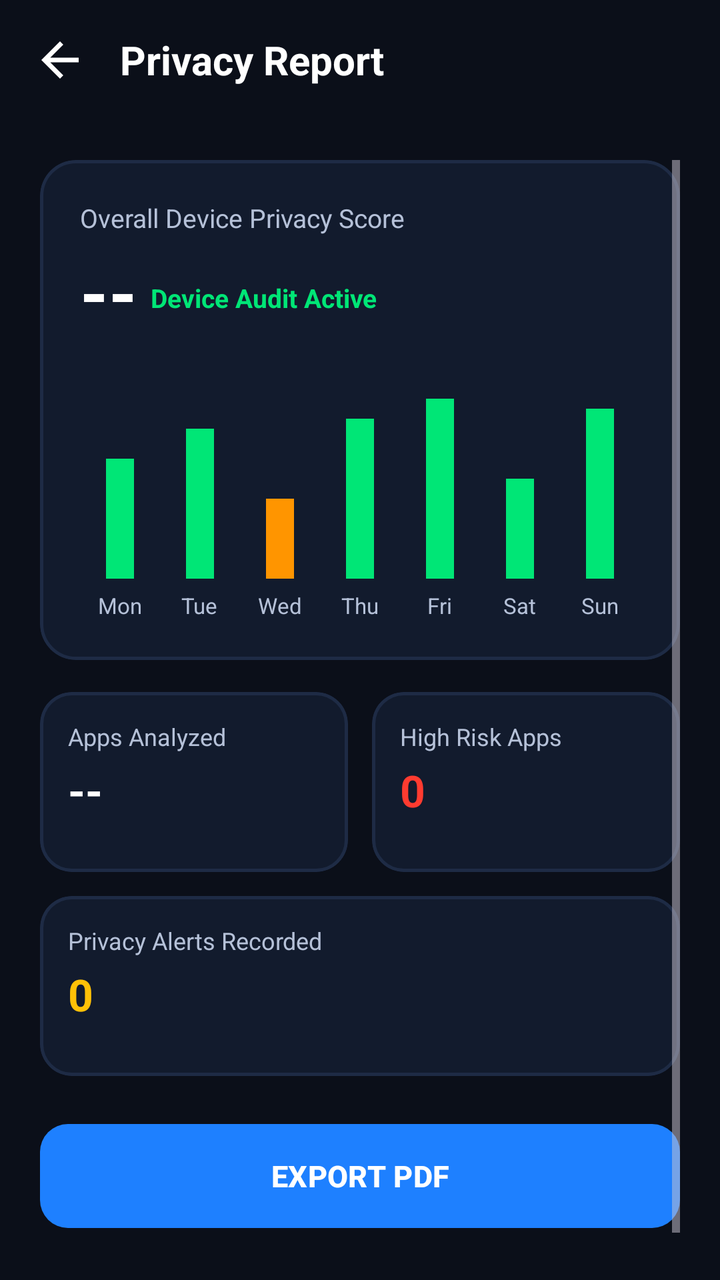
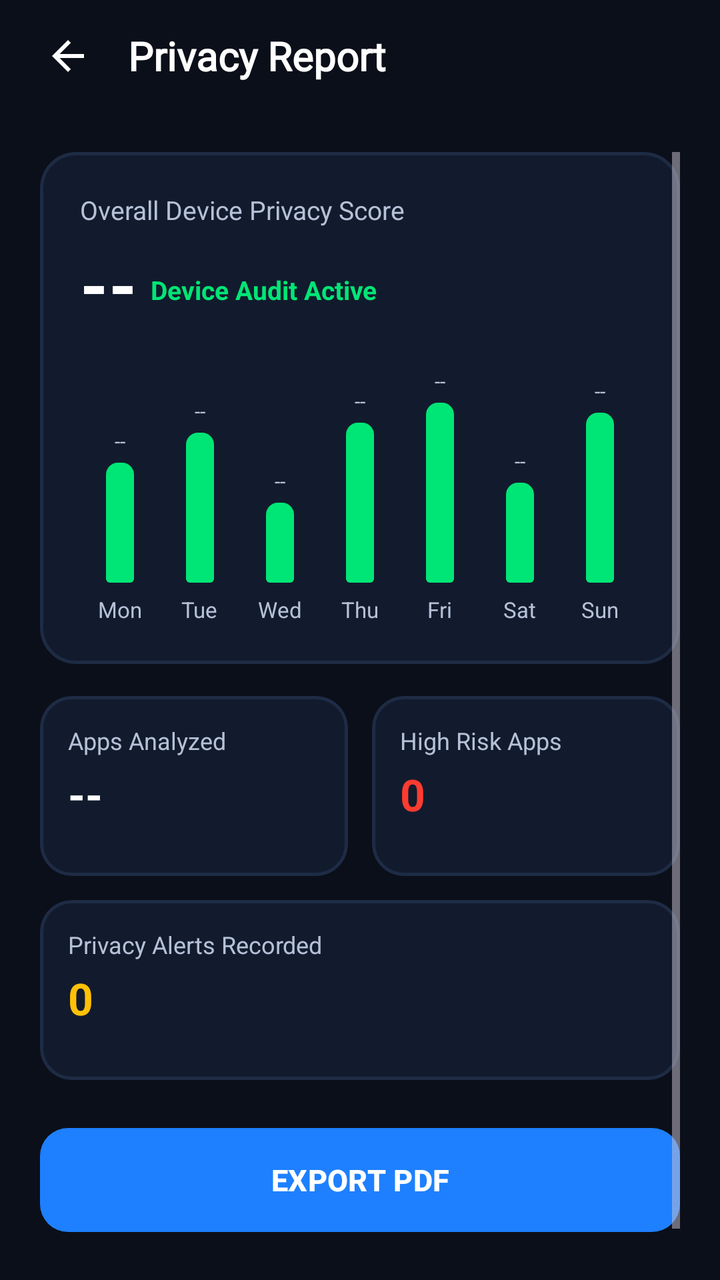

Before-and-after screenshots of an Android layout around one commit, followed by the original layout XML and the change that was made.
<!-- AndroidManifest.xml: application theme Theme.SecureDroid -->
<!-- res/layout/activity_privacy_report.xml -->
<?xml version="1.0" encoding="utf-8"?>
<LinearLayout xmlns:android="http://schemas.android.com/apk/res/android"
    xmlns:app="http://schemas.android.com/apk/res-auto"
    android:layout_width="match_parent"
    android:layout_height="match_parent"
    android:orientation="vertical"
    android:background="@color/background">

    
    <RelativeLayout
        android:layout_width="match_parent"
        android:layout_height="60dp"
        android:paddingStart="16dp"
        android:paddingEnd="16dp"
        android:gravity="center_vertical">

        <ImageView
            android:id="@+id/btnBack"
            android:layout_width="28dp"
            android:layout_height="28dp"
            android:src="@drawable/ic_arrow_forward"
            android:rotation="180"
            app:tint="@color/text_primary"
            android:layout_centerVertical="true"/>

        <TextView
            android:layout_width="wrap_content"
            android:layout_height="wrap_content"
            android:text="Privacy Report"
            android:textColor="@color/text_primary"
            android:textSize="20sp"
            android:textStyle="bold"
            android:layout_toEndOf="@id/btnBack"
            android:layout_marginStart="16dp"
            android:layout_centerVertical="true"/>

        <Spinner
            android:id="@+id/spinnerTimeRange"
            android:layout_width="wrap_content"
            android:layout_height="wrap_content"
            android:layout_alignParentEnd="true"
            android:layout_centerVertical="true"
            android:background="@drawable/bg_outline_button"
            android:paddingStart="12dp"
            android:paddingEnd="12dp"/>
    </RelativeLayout>

    <ScrollView
        android:layout_width="match_parent"
        android:layout_height="match_parent"
        android:padding="20dp"
        android:fillViewport="true">

        <LinearLayout
            android:layout_width="match_parent"
            android:layout_height="wrap_content"
            android:orientation="vertical">

            
            <com.google.android.material.card.MaterialCardView
                android:layout_width="match_parent"
                android:layout_height="wrap_content"
                app:cardCornerRadius="18dp"
                app:cardBackgroundColor="#121B2D"
                app:strokeColor="#1E2B45"
                app:strokeWidth="1.5dp">

                <LinearLayout
                    android:layout_width="match_parent"
                    android:layout_height="wrap_content"
                    android:orientation="vertical"
                    android:padding="20dp">

                    <TextView
                        android:layout_width="wrap_content"
                        android:layout_height="wrap_content"
                        android:text="Overall Device Privacy Score"
                        android:textColor="@color/text_secondary"
                        android:textSize="13sp"/>

                    <LinearLayout
                        android:layout_width="wrap_content"
                        android:layout_height="wrap_content"
                        android:orientation="horizontal"
                        android:gravity="bottom"
                        android:layout_marginTop="4dp">

                        <TextView
                            android:id="@+id/txtReportScore"
                            android:layout_width="wrap_content"
                            android:layout_height="wrap_content"
                            android:text="--"
                            android:textColor="@color/text_primary"
                            android:textSize="36sp"
                            android:textStyle="bold"/>

                        <TextView
                            android:id="@+id/txtReportScoreStatus"
                            android:layout_width="wrap_content"
                            android:layout_height="wrap_content"
                            android:text="  Device Audit Active"
                            android:textColor="#00E676"
                            android:textSize="13sp"
                            android:textStyle="bold"
                            android:layout_marginBottom="6dp"/>
                    </LinearLayout>

                    
                    <LinearLayout
                        android:layout_width="match_parent"
                        android:layout_height="120dp"
                        android:orientation="horizontal"
                        android:gravity="bottom"
                        android:weightSum="7"
                        android:layout_marginTop="20dp">

                        
                        <LinearLayout
                            android:layout_width="0dp"
                            android:layout_height="match_parent"
                            android:layout_weight="1"
                            android:orientation="vertical"
                            android:gravity="bottom|center_horizontal">
                            <View
                                android:layout_width="14dp"
                                android:layout_height="60dp"
                                android:background="#00E676"/>
                            <TextView
                                android:layout_width="wrap_content"
                                android:layout_height="wrap_content"
                                android:text="Mon"
                                android:textColor="@color/text_secondary"
                                android:textSize="11sp"
                                android:layout_marginTop="6dp"/>
                        </LinearLayout>

                        
                        <LinearLayout
                            android:layout_width="0dp"
                            android:layout_height="match_parent"
                            android:layout_weight="1"
                            android:orientation="vertical"
                            android:gravity="bottom|center_horizontal">
                            <View
                                android:layout_width="14dp"
                                android:layout_height="75dp"
                                android:background="#00E676"/>
                            <TextView
                                android:layout_width="wrap_content"
                                android:layout_height="wrap_content"
                                android:text="Tue"
                                android:textColor="@color/text_secondary"
                                android:textSize="11sp"
                                android:layout_marginTop="6dp"/>
                        </LinearLayout>

                        
                        <LinearLayout
                            android:layout_width="0dp"
                            android:layout_height="match_parent"
                            android:layout_weight="1"
                            android:orientation="vertical"
                            android:gravity="bottom|center_horizontal">
                            <View
                                android:layout_width="14dp"
                                android:layout_height="40dp"
                                android:background="#FF9500"/>
                            <TextView
                                android:layout_width="wrap_content"
                                android:layout_height="wrap_content"
                                android:text="Wed"
                                android:textColor="@color/text_secondary"
                                android:textSize="11sp"
                                android:layout_marginTop="6dp"/>
                        </LinearLayout>

                        
                        <LinearLayout
                            android:layout_width="0dp"
                            android:layout_height="match_parent"
                            android:layout_weight="1"
                            android:orientation="vertical"
                            android:gravity="bottom|center_horizontal">
                            <View
                                android:layout_width="14dp"
                                android:layout_height="80dp"
                                android:background="#00E676"/>
                            <TextView
                                android:layout_width="wrap_content"
                                android:layout_height="wrap_content"
                                android:text="Thu"
                                android:textColor="@color/text_secondary"
                                android:textSize="11sp"
                                android:layout_marginTop="6dp"/>
                        </LinearLayout>

                        
                        <LinearLayout
                            android:layout_width="0dp"
                            android:layout_height="match_parent"
                            android:layout_weight="1"
                            android:orientation="vertical"
                            android:gravity="bottom|center_horizontal">
                            <View
                                android:layout_width="14dp"
                                android:layout_height="90dp"
                                android:background="#00E676"/>
                            <TextView
                                android:layout_width="wrap_content"
                                android:layout_height="wrap_content"
                                android:text="Fri"
                                android:textColor="@color/text_secondary"
                                android:textSize="11sp"
                                android:layout_marginTop="6dp"/>
                        </LinearLayout>

                        
                        <LinearLayout
                            android:layout_width="0dp"
                            android:layout_height="match_parent"
                            android:layout_weight="1"
                            android:orientation="vertical"
                            android:gravity="bottom|center_horizontal">
                            <View
                                android:layout_width="14dp"
                                android:layout_height="50dp"
                                android:background="#00E676"/>
                            <TextView
                                android:layout_width="wrap_content"
                                android:layout_height="wrap_content"
                                android:text="Sat"
                                android:textColor="@color/text_secondary"
                                android:textSize="11sp"
                                android:layout_marginTop="6dp"/>
                        </LinearLayout>

                        
                        <LinearLayout
                            android:layout_width="0dp"
                            android:layout_height="match_parent"
                            android:layout_weight="1"
                            android:orientation="vertical"
                            android:gravity="bottom|center_horizontal">
                            <View
                                android:layout_width="14dp"
                                android:layout_height="85dp"
                                android:background="#00E676"/>
                            <TextView
                                android:layout_width="wrap_content"
                                android:layout_height="wrap_content"
                                android:text="Sun"
                                android:textColor="@color/text_secondary"
                                android:textSize="11sp"
                                android:layout_marginTop="6dp"/>
                        </LinearLayout>
                    </LinearLayout>

                </LinearLayout>
            </com.google.android.material.card.MaterialCardView>

            
            <LinearLayout
                android:layout_width="match_parent"
                android:layout_height="wrap_content"
                android:orientation="horizontal"
                android:weightSum="2"
                android:layout_marginTop="16dp">

                
                <com.google.android.material.card.MaterialCardView
                    android:layout_width="0dp"
                    android:layout_height="90dp"
                    android:layout_weight="1"
                    android:layout_marginEnd="6dp"
                    app:cardCornerRadius="16dp"
                    app:cardBackgroundColor="#121B2D"
                    app:strokeColor="#1E2B45"
                    app:strokeWidth="1.5dp">

                    <LinearLayout
                        android:layout_width="match_parent"
                        android:layout_height="match_parent"
                        android:orientation="vertical"
                        android:padding="14dp">

                        <TextView
                            android:layout_width="wrap_content"
                            android:layout_height="wrap_content"
                            android:text="Apps Analyzed"
                            android:textColor="@color/text_secondary"
                            android:textSize="12sp"/>

                        <TextView
                            android:id="@+id/txtReportTotalApps"
                            android:layout_width="wrap_content"
                            android:layout_height="wrap_content"
                            android:text="--"
                            android:textColor="@color/text_primary"
                            android:textSize="22sp"
                            android:textStyle="bold"
                            android:layout_marginTop="4dp"/>
                    </LinearLayout>
                </com.google.android.material.card.MaterialCardView>

                
                <com.google.android.material.card.MaterialCardView
                    android:layout_width="0dp"
                    android:layout_height="90dp"
                    android:layout_weight="1"
                    android:layout_marginStart="6dp"
                    app:cardCornerRadius="16dp"
                    app:cardBackgroundColor="#121B2D"
                    app:strokeColor="#1E2B45"
                    app:strokeWidth="1.5dp">

                    <LinearLayout
                        android:layout_width="match_parent"
                        android:layout_height="match_parent"
                        android:orientation="vertical"
                        android:padding="14dp">

                        <TextView
                            android:layout_width="wrap_content"
                            android:layout_height="wrap_content"
                            android:text="High Risk Apps"
                            android:textColor="@color/text_secondary"
                            android:textSize="12sp"/>

                        <TextView
                            android:id="@+id/txtReportHighRisk"
                            android:layout_width="wrap_content"
                            android:layout_height="wrap_content"
                            android:text="0"
                            android:textColor="#FF3B30"
                            android:textSize="22sp"
                            android:textStyle="bold"
                            android:layout_marginTop="4dp"/>
                    </LinearLayout>
                </com.google.android.material.card.MaterialCardView>

            </LinearLayout>

            
            <com.google.android.material.card.MaterialCardView
                android:layout_width="match_parent"
                android:layout_height="90dp"
                android:layout_marginTop="12dp"
                app:cardCornerRadius="16dp"
                app:cardBackgroundColor="#121B2D"
                app:strokeColor="#1E2B45"
                app:strokeWidth="1.5dp">

                <LinearLayout
                    android:layout_width="match_parent"
                    android:layout_height="match_parent"
                    android:orientation="vertical"
                    android:padding="14dp">

                    <TextView
                        android:layout_width="wrap_content"
                        android:layout_height="wrap_content"
                        android:text="Privacy Alerts Recorded"
                        android:textColor="@color/text_secondary"
                        android:textSize="12sp"/>

                    <TextView
                        android:id="@+id/txtReportAlerts"
                        android:layout_width="wrap_content"
                        android:layout_height="wrap_content"
                        android:text="0"
                        android:textColor="#FFC107"
                        android:textSize="22sp"
                        android:textStyle="bold"
                        android:layout_marginTop="4dp"/>
                </LinearLayout>
            </com.google.android.material.card.MaterialCardView>

            
            <Button
                android:id="@+id/btnExportPdf"
                android:layout_width="match_parent"
                android:layout_height="52dp"
                android:text="EXPORT PDF"
                android:textSize="15sp"
                android:textStyle="bold"
                android:textColor="#FFFFFF"
                android:background="@drawable/bg_glow_button"
                android:layout_marginTop="24dp"
                android:layout_marginBottom="30dp"/>

        </LinearLayout>
    </ScrollView>

</LinearLayout>
<!-- resources referenced by this layout -->
<resources>
  <color name="background">#0B0F19</color>
  <color name="text_primary">#FFFFFF</color>
  <color name="text_secondary">#B5C1D8</color>
  <!-- drawable bg_glow_button (drawable) -->
  <?xml version="1.0" encoding="utf-8"?>
  <shape xmlns:android="http://schemas.android.com/apk/res/android"
      android:shape="rectangle">
      <gradient
          android:angle="45"
          android:startColor="#1E80FF"
          android:endColor="#0B6BFF" />
      <corners android:radius="14dp" />
  </shape>
  <!-- drawable bg_outline_button (drawable) -->
  <?xml version="1.0" encoding="utf-8"?>
  <shape xmlns:android="http://schemas.android.com/apk/res/android"
      android:shape="rectangle">
      <solid android:color="#1A2436" />
      <corners android:radius="14dp" />
      <stroke
          android:width="1.5dp"
          android:color="#2A3854" />
  </shape>
  <!-- drawable ic_arrow_forward (drawable) -->
  <vector xmlns:android="http://schemas.android.com/apk/res/android"
      android:width="24dp"
      android:height="24dp"
      android:viewportWidth="24"
      android:viewportHeight="24">
      <path
          android:fillColor="@android:color/white"
          android:pathData="M12,4l-1.41,1.41L16.17,11H4v2h12.17l-5.58,5.59L12,20l8,-8z"/>
  </vector>
  <style name="Theme.SecureDroid" parent="Theme.Material3.Dark.NoActionBar">
  
          <item name="colorPrimary">@color/primary</item>
          <item name="colorPrimaryContainer">@color/primary_dark</item>
  
          <item name="colorSecondary">@color/accent</item>
  
          <item name="android:statusBarColor">@color/background</item>
  
          <item name="android:navigationBarColor">@color/background</item>
  
          <item name="android:windowBackground">@drawable/bg_gradient</item>
  
          <item name="android:windowLightStatusBar" tools:targetApi="23">false</item>
  
      </style>
  <color name="primary">#1E80FF</color>
  <color name="primary_dark">#1565C0</color>
  <color name="accent">#00E5FF</color>
  <!-- drawable bg_gradient (drawable) -->
  <?xml version="1.0" encoding="utf-8"?>
  <shape xmlns:android="http://schemas.android.com/apk/res/android">
  
      <gradient
          android:angle="270"
          android:startColor="#07111F"
          android:centerColor="#0B1626"
          android:endColor="#081018"/>
  
  </shape>
</resources>

<!-- the commit's change to res/layout/activity_privacy_report.xml (unified diff, before → after) -->
@@ -7,43 +7,45 @@
     android:background="@color/background">
 
     
-    <RelativeLayout
+    <LinearLayout
         android:layout_width="match_parent"
-        android:layout_height="60dp"
+        android:layout_height="56dp"
+        android:orientation="horizontal"
+        android:gravity="center_vertical"
         android:paddingStart="16dp"
-        android:paddingEnd="16dp"
-        android:gravity="center_vertical">
+        android:paddingEnd="16dp">
 
         <ImageView
             android:id="@+id/btnBack"
-            android:layout_width="28dp"
-            android:layout_height="28dp"
-            android:src="@drawable/ic_arrow_forward"
-            android:rotation="180"
+            android:layout_width="36dp"
+            android:layout_height="36dp"
+            android:padding="6dp"
+            android:src="@drawable/ic_back"
+            android:contentDescription="Back"
             app:tint="@color/text_primary"
-            android:layout_centerVertical="true"/>
+            android:background="?attr/selectableItemBackgroundBorderless"/>
 
         <TextView
-            android:layout_width="wrap_content"
+            android:layout_width="0dp"
             android:layout_height="wrap_content"
+            android:layout_weight="1"
             android:text="Privacy Report"
             android:textColor="@color/text_primary"
             android:textSize="20sp"
             android:textStyle="bold"
-            android:layout_toEndOf="@id/btnBack"
-            android:layout_marginStart="16dp"
-            android:layout_centerVertical="true"/>
+            android:fontFamily="@font/poppins_bold"
+            android:layout_marginStart="12dp"
+            android:singleLine="true"/>
 
         <Spinner
             android:id="@+id/spinnerTimeRange"
             android:layout_width="wrap_content"
-            android:layout_height="wrap_content"
-            android:layout_alignParentEnd="true"
-            android:layout_centerVertical="true"
+            android:layout_height="36dp"
             android:background="@drawable/bg_outline_button"
-            android:paddingStart="12dp"
-            android:paddingEnd="12dp"/>
-    </RelativeLayout>
+            android:paddingStart="10dp"
+            android:paddingEnd="10dp"
+            android:gravity="center_vertical"/>
+    </LinearLayout>
 
     <ScrollView
         android:layout_width="match_parent"
@@ -108,23 +110,32 @@
                     
                     <LinearLayout
                         android:layout_width="match_parent"
-                        android:layout_height="120dp"
+                        android:layout_height="130dp"
                         android:orientation="horizontal"
                         android:gravity="bottom"
                         android:weightSum="7"
-                        android:layout_marginTop="20dp">
-
-                        
-                        <LinearLayout
-                            android:layout_width="0dp"
-                            android:layout_height="match_parent"
-                            android:layout_weight="1"
-                            android:orientation="vertical"
-                            android:gravity="bottom|center_horizontal">
-                            <View
+                        android:layout_marginTop="16dp">
+
+                        
+                        <LinearLayout
+                            android:layout_width="0dp"
+                            android:layout_height="match_parent"
+                            android:layout_weight="1"
+                            android:orientation="vertical"
+                            android:gravity="bottom|center_horizontal">
+                            <TextView
+                                android:id="@+id/txtScoreMon"
+                                android:layout_width="wrap_content"
+                                android:layout_height="wrap_content"
+                                android:text="--"
+                                android:textColor="@color/text_secondary"
+                                android:textSize="10sp"
+                                android:layout_marginBottom="4dp"/>
+                            <View
+                                android:id="@+id/barMon"
                                 android:layout_width="14dp"
                                 android:layout_height="60dp"
-                                android:background="#00E676"/>
+                                android:background="@drawable/bg_bar_rounded"/>
                             <TextView
                                 android:layout_width="wrap_content"
                                 android:layout_height="wrap_content"
@@ -141,10 +152,19 @@
                             android:layout_weight="1"
                             android:orientation="vertical"
                             android:gravity="bottom|center_horizontal">
-                            <View
+                            <TextView
+                                android:id="@+id/txtScoreTue"
+                                android:layout_width="wrap_content"
+                                android:layout_height="wrap_content"
+                                android:text="--"
+                                android:textColor="@color/text_secondary"
+                                android:textSize="10sp"
+                                android:layout_marginBottom="4dp"/>
+                            <View
+                                android:id="@+id/barTue"
                                 android:layout_width="14dp"
                                 android:layout_height="75dp"
-                                android:background="#00E676"/>
+                                android:background="@drawable/bg_bar_rounded"/>
                             <TextView
                                 android:layout_width="wrap_content"
                                 android:layout_height="wrap_content"
@@ -161,10 +181,19 @@
                             android:layout_weight="1"
                             android:orientation="vertical"
                             android:gravity="bottom|center_horizontal">
-                            <View
+                            <TextView
+                                android:id="@+id/txtScoreWed"
+                                android:layout_width="wrap_content"
+                                android:layout_height="wrap_content"
+                                android:text="--"
+                                android:textColor="@color/text_secondary"
+                                android:textSize="10sp"
+                                android:layout_marginBottom="4dp"/>
+                            <View
+                                android:id="@+id/barWed"
                                 android:layout_width="14dp"
                                 android:layout_height="40dp"
-                                android:background="#FF9500"/>
+                                android:background="@drawable/bg_bar_rounded"/>
                             <TextView
                                 android:layout_width="wrap_content"
                                 android:layout_height="wrap_content"
@@ -181,10 +210,19 @@
                             android:layout_weight="1"
                             android:orientation="vertical"
                             android:gravity="bottom|center_horizontal">
-                            <View
+                            <TextView
+                                android:id="@+id/txtScoreThu"
+                                android:layout_width="wrap_content"
+                                android:layout_height="wrap_content"
+                                android:text="--"
+                                android:textColor="@color/text_secondary"
+                                android:textSize="10sp"
+                                android:layout_marginBottom="4dp"/>
+                            <View
+                                android:id="@+id/barThu"
                                 android:layout_width="14dp"
                                 android:layout_height="80dp"
-                                android:background="#00E676"/>
+                                android:background="@drawable/bg_bar_rounded"/>
                             <TextView
                                 android:layout_width="wrap_content"
                                 android:layout_height="wrap_content"
@@ -201,10 +239,19 @@
                             android:layout_weight="1"
                             android:orientation="vertical"
                             android:gravity="bottom|center_horizontal">
-                            <View
+                            <TextView
+                                android:id="@+id/txtScoreFri"
+                                android:layout_width="wrap_content"
+                                android:layout_height="wrap_content"
+                                android:text="--"
+                                android:textColor="@color/text_secondary"
+                                android:textSize="10sp"
+                                android:layout_marginBottom="4dp"/>
+                            <View
+                                android:id="@+id/barFri"
                                 android:layout_width="14dp"
                                 android:layout_height="90dp"
-                                android:background="#00E676"/>
+                                android:background="@drawable/bg_bar_rounded"/>
                             <TextView
                                 android:layout_width="wrap_content"
                                 android:layout_height="wrap_content"
@@ -221,10 +268,19 @@
                             android:layout_weight="1"
                             android:orientation="vertical"
                             android:gravity="bottom|center_horizontal">
-                            <View
+                            <TextView
+                                android:id="@+id/txtScoreSat"
+                                android:layout_width="wrap_content"
+                                android:layout_height="wrap_content"
+                                android:text="--"
+                                android:textColor="@color/text_secondary"
+                                android:textSize="10sp"
+                                android:layout_marginBottom="4dp"/>
+                            <View
+                                android:id="@+id/barSat"
                                 android:layout_width="14dp"
                                 android:layout_height="50dp"
-                                android:background="#00E676"/>
+                                android:background="@drawable/bg_bar_rounded"/>
                             <TextView
                                 android:layout_width="wrap_content"
                                 android:layout_height="wrap_content"
@@ -241,10 +297,19 @@
                             android:layout_weight="1"
                             android:orientation="vertical"
                             android:gravity="bottom|center_horizontal">
-                            <View
+                            <TextView
+                                android:id="@+id/txtScoreSun"
+                                android:layout_width="wrap_content"
+                                android:layout_height="wrap_content"
+                                android:text="--"
+                                android:textColor="@color/text_secondary"
+                                android:textSize="10sp"
+                                android:layout_marginBottom="4dp"/>
+                            <View
+                                android:id="@+id/barSun"
                                 android:layout_width="14dp"
                                 android:layout_height="85dp"
-                                android:background="#00E676"/>
+                                android:background="@drawable/bg_bar_rounded"/>
                             <TextView
                                 android:layout_width="wrap_content"
                                 android:layout_height="wrap_content"
<!-- resource entries referenced after the edit -->
@@ -3,6 +3,14 @@
   <color name="background">#0B0F19</color>
   <color name="text_primary">#FFFFFF</color>
   <color name="text_secondary">#B5C1D8</color>
+  <!-- drawable bg_bar_rounded (drawable) -->
+  <?xml version="1.0" encoding="utf-8"?>
+  <shape xmlns:android="http://schemas.android.com/apk/res/android"
+      android:shape="rectangle">
+      <corners android:topLeftRadius="6dp" android:topRightRadius="6dp"
+               android:bottomLeftRadius="2dp" android:bottomRightRadius="2dp" />
+      <solid android:color="#00E676" />
+  </shape>
   <!-- drawable bg_glow_button (drawable) -->
   <?xml version="1.0" encoding="utf-8"?>
   <shape xmlns:android="http://schemas.android.com/apk/res/android"
@@ -23,15 +31,15 @@
           android:width="1.5dp"
           android:color="#2A3854" />
   </shape>
-  <!-- drawable ic_arrow_forward (drawable) -->
+  <!-- drawable ic_back (drawable) -->
   <vector xmlns:android="http://schemas.android.com/apk/res/android"
       android:width="24dp"
       android:height="24dp"
       android:viewportWidth="24"
       android:viewportHeight="24">
       <path
-          android:fillColor="@android:color/white"
-          android:pathData="M12,4l-1.41,1.41L16.17,11H4v2h12.17l-5.58,5.59L12,20l8,-8z"/>
+          android:fillColor="#FFFFFFFF"
+          android:pathData="M20,11H7.83l5.59,-5.59L12,4l-8,8 8,8 1.41,-1.41L7.83,13H20v-2z" />
   </vector>
   <style name="Theme.SecureDroid" parent="Theme.Material3.Dark.NoActionBar">
   
